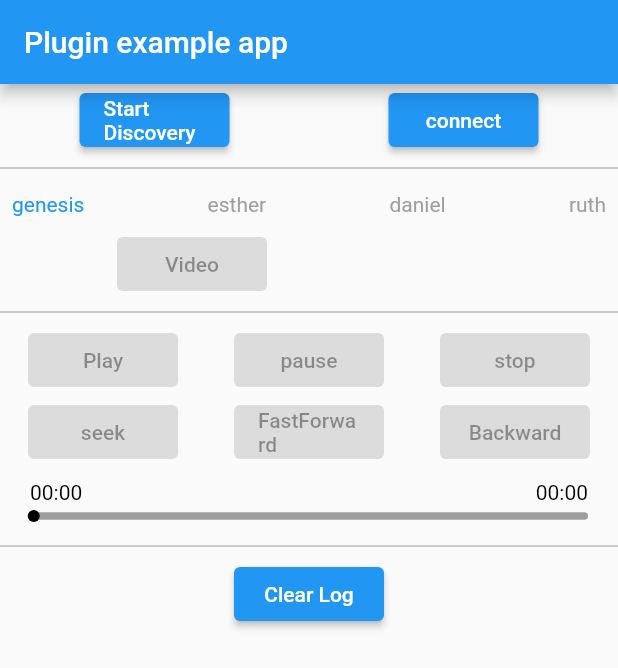
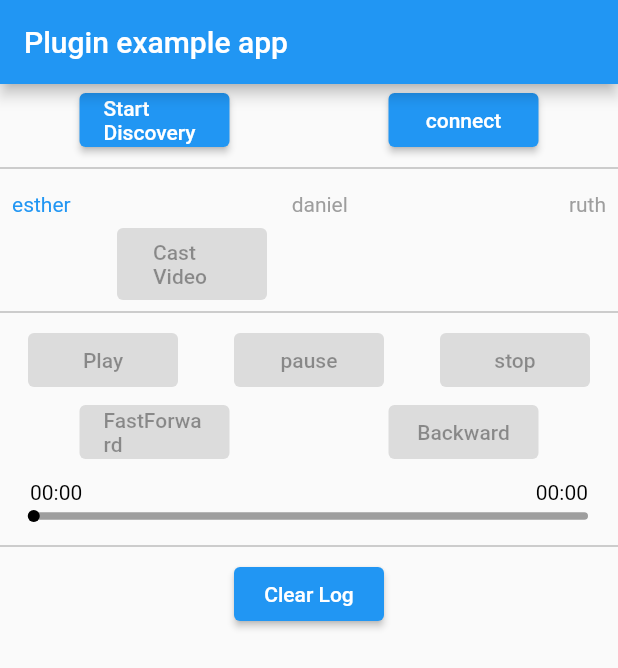
Before and after one commit to KinjalDhamatBacancy/CastSDKModule, a Flutter app: the screen it shows after launch, on a phone screen of 412 x 824 dp. Shown: the top 668 px of the screen. Run offline on Flutter 3.47's test engine with Material 2 defaults, Android fonts, the phone set to English and light mode, and no system bars.

```diff
--- a/example/lib/main.dart
+++ b/example/lib/main.dart
@@ -24,19 +24,49 @@ class _MyAppState extends State<MyApp> implements CastListener {
   double? position;
 
   CastSdk? castSdk;
+
   List<String> logList = [];
 
-  String url1 =
-      "http://d1fb1b55vzzqwl.cloudfront.net/en-us/torahclass/video/ot/genesis/video-genesis-l07-ch6-ch7.mp4";
-  String url2 =
-      "http://d1fb1b55vzzqwl.cloudfront.net/en-us/torahclass/video/ot/esther/video-esther-l05-ch3-ch4.mp4";
-  String url3 =
-      "http://d1fb1b55vzzqwl.cloudfront.net/en-us/torahclass/video/ot/daniel/video-daniel-l01-intro.mp4";
-  String url4 =
-      "http://d1fb1b55vzzqwl.cloudfront.net/en-us/torahclass/video/ot/ruth/video-ruth-l08-ch4.mp4";
+  List<double> durationList = [
+    // 5665200,
+    // 5682000,
+    2796000,
+    3050000,
+    3462000
+  ];
 
-  String selectedVideo =
-      "http://d1fb1b55vzzqwl.cloudfront.net/en-us/torahclass/video/ot/genesis/video-genesis-l07-ch6-ch7.mp4";
+  List<String> urlNames = [
+    // "genesis",
+    "esther", "daniel", "ruth"];
+
+  List<String> urlList = [
+    // "http://d1fb1b55vzzqwl.cloudfront.net/en-us/torahclass/video/ot/genesis/video-genesis-l07-ch6-ch7.mp4",
+    "http://d1fb1b55vzzqwl.cloudfront.net/en-us/torahclass/video/ot/esther/video-esther-l05-ch3-ch4.mp4",
+    "http://d1fb1b55vzzqwl.cloudfront.net/en-us/torahclass/video/ot/daniel/video-daniel-l01-intro.mp4",
+    "http://d1fb1b55vzzqwl.cloudfront.net/en-us/torahclass/video/ot/ruth/video-ruth-l08-ch4.mp4"
+  ];
+
+  // String url1 =
+  //     "http://d1fb1b55vzzqwl.cloudfront.net/en-us/torahclass/video/ot/genesis/video-genesis-l07-ch6-ch7.mp4";
+  //
+  // /// 94.42
+  // String url2 =
+  //     "http://d1fb1b55vzzqwl.cloudfront.net/en-us/torahclass/video/ot/esther/video-esther-l05-ch3-ch4.mp4";
+  //
+  // /// 50.31
+  // String url3 =
+  //     "http://d1fb1b55vzzqwl.cloudfront.net/en-us/torahclass/video/ot/daniel/video-daniel-l01-intro.mp4";
+  //
+  // /// 50.50
+  // String url4 =
+  //     "http://d1fb1b55vzzqwl.cloudfront.net/en-us/torahclass/video/ot/ruth/video-ruth-l08-ch4.mp4";
+  //
+  // ///  57.42
+
+  int selectedIndex = 0;
+
+  // String selectedVideo =
+  //     "http://d1fb1b55vzzqwl.cloudfront.net/en-us/torahclass/video/ot/genesis/video-genesis-l07-ch6-ch7.mp4";
 
   final progressNotifier = ValueNotifier<ProgressBarState>(
     ProgressBarState(
@@ -81,6 +111,16 @@ class _MyAppState extends State<MyApp> implements CastListener {
                     child: ElevatedButton(
                       onPressed: () {
                         castSdk?.startConnect;
+
+                        // totalDuration = durationList[selectedIndex];
+                        // progressNotifier.value = ProgressBarState(
+                        //     current: progressNotifier.value.current,
+                        //     buffered: Duration.zero,
+                        //     total: Duration(milliseconds: totalDuration?.toInt() ?? 0));
+
+                        setState(() {
+
+                        });
                       },
                       child: Text(_status),
                     )),
@@ -94,58 +134,63 @@ class _MyAppState extends State<MyApp> implements CastListener {
               child: Row(
                 mainAxisAlignment: MainAxisAlignment.spaceBetween,
                 children: [
-                  InkWell(
+                  ...List.generate(
+                    urlList.length,
+                    (index) => InkWell(
                         onTap: () {
                           setState(() {
-                          selectedVideo = url1;
+                            selectedIndex = index;
+                            // selectedVideo = urlList[selectedIndex];
                           });
                         },
                         child: Text(
-                        "genesis",
+                          urlNames[index],
                           style: TextStyle(
-                            color: selectedVideo == url1
+                              color: selectedIndex == index
                                   ? Colors.blue
                                   : Colors.grey),
                         )),
-                  InkWell(
-                      onTap: () {
-                        setState(() {
-                          selectedVideo = url2;
-                        });
-                      },
-                      child: Text(
-                        "esther",
-                        style: TextStyle(
-                            color: selectedVideo == url2
-                                ? Colors.blue
-                                : Colors.grey),
-                      )),
-                  InkWell(
-                      onTap: () {
-                        setState(() {
-                          selectedVideo = url3;
-                        });
-                      },
-                      child: Text(
-                        "daniel",
-                        style: TextStyle(
-                            color: selectedVideo == url3
-                                ? Colors.blue
-                                : Colors.grey),
-                      )),
-                  InkWell(
-                      onTap: () {
-                        setState(() {
-                          selectedVideo = url4;
-                        });
-                      },
-                      child: Text(
-                        "ruth",
-                        style: TextStyle(
-                            color: selectedVideo == url4
-                                ? Colors.blue
-                                : Colors.grey),
-                      )),
+                  ),
+
+                  // InkWell(
+                  //     onTap: () {
+                  //       setState(() {
+                  //         selectedVideo = url2;
+                  //       });
+                  //     },
+                  //     child: Text(
+                  //       "esther",
+                  //       style: TextStyle(
+                  //           color: selectedVideo == url2
+                  //               ? Colors.blue
+                  //               : Colors.grey),
+                  //     )),
+                  // InkWell(
+                  //     onTap: () {
+                  //       setState(() {
+                  //         selectedVideo = url3;
+                  //       });
+                  //     },
+                  //     child: Text(
+                  //       "daniel",
+                  //       style: TextStyle(
+                  //           color: selectedVideo == url3
+                  //               ? Colors.blue
+                  //               : Colors.grey),
+                  //     )),
+                  // InkWell(
+                  //     onTap: () {
+                  //       setState(() {
+                  //         selectedVideo = url4;
+                  //       });
+                  //     },
+                  //     child: Text(
+                  //       "ruth",
+                  //       style: TextStyle(
+                  //           color: selectedVideo == url4
+                  //               ? Colors.blue
+                  //               : Colors.grey),
+                  //     )),
                 ],
               ),
             ),
@@ -159,7 +204,7 @@ class _MyAppState extends State<MyApp> implements CastListener {
                           ? () async {
                               // if (await castSdk?.checkVideoCapacity == true) {
                               //   addLog("video capable");
-                              castSdk?.loadVideo(selectedVideo);
+                              castSdk?.loadVideo(urlList[selectedIndex]);
                               // } else {
                               //   addLog("video not capable");
                               // }
@@ -167,7 +212,7 @@ class _MyAppState extends State<MyApp> implements CastListener {
                           : null,
                       child: const Padding(
                         padding: EdgeInsets.all(8.0),
-                        child: Text("Video"),
+                        child: Text("Cast Video"),
                       ),
                     )),
                 Text(deviceName)
@@ -214,16 +259,16 @@ class _MyAppState extends State<MyApp> implements CastListener {
             Row(
               mainAxisAlignment: MainAxisAlignment.spaceAround,
               children: [
-                SizedBox(
-                    width: 100,
-                    child: ElevatedButton(
-                      onPressed: isConnected()
-                          ? () {
-                              castSdk?.seekVideo(10000);
-                            }
-                          : null,
-                      child: const Text("seek"),
-                    )),
+                // SizedBox(
+                //     width: 100,
+                //     child: ElevatedButton(
+                //       onPressed: isConnected()
+                //           ? () {
+                //               castSdk?.seekVideo(10000);
+                //             }
+                //           : null,
+                //       child: const Text("seek"),
+                //     )),
                 SizedBox(
                     width: 100,
                     child: ElevatedButton(
@@ -326,7 +371,7 @@ class _MyAppState extends State<MyApp> implements CastListener {
   }
 
   void seekCall(Duration position) {
-    addLog("Seek ${position.inMilliseconds?.toString()}"  );
+    addLog("Seek ${position.inMilliseconds?.toString()}");
     castSdk?.seekVideo(position.inMilliseconds * 1.0);
 
     progressNotifier.value = ProgressBarState(
@@ -341,6 +386,12 @@ class _MyAppState extends State<MyApp> implements CastListener {
   void onConnect(String? name) {
     addLog("OnConnect");
 
+    totalDuration = durationList[selectedIndex];
+    progressNotifier.value = ProgressBarState(
+        current: progressNotifier.value.current,
+        buffered: Duration.zero,
+        total: Duration(milliseconds: totalDuration?.toInt() ?? 0));
+
     setState(() {
       deviceName = name ?? "";
       _status = "Disconnect";
@@ -353,6 +404,7 @@ class _MyAppState extends State<MyApp> implements CastListener {
 
     setState(() {
       deviceName = "";
+      totalDuration = 0;
       _status = "Connect";
     });
   }
@@ -381,21 +433,23 @@ class _MyAppState extends State<MyApp> implements CastListener {
   void onDuration(double? value) {
     addLog("onDuration $value");
 
-    setState(() {
-      totalDuration = value;
-    });
-    progressNotifier.value = ProgressBarState(
-        current: progressNotifier.value.current,
-        buffered: Duration.zero,
-        total: Duration(milliseconds: totalDuration?.toInt() ?? 0));
+    // setState(() {
+    //   totalDuration = value;
+    // });
+    // progressNotifier.value = ProgressBarState(
+    //     current: progressNotifier.value.current,
+    //     buffered: Duration.zero,
+    //     total: Duration(milliseconds: totalDuration?.toInt() ?? 0));
   }
 
   @override
   void onPositionUpdate(double? value) {
     addLog("onPositionUpdate $value");
+
     setState(() {
       position = value;
     });
+
     progressNotifier.value = ProgressBarState(
         current: Duration(milliseconds: value?.toInt() ?? 0),
         buffered: Duration.zero,
```
Also changed, not shown: 2 other files. Lines whose indentation alone changed are shown as unchanged.
